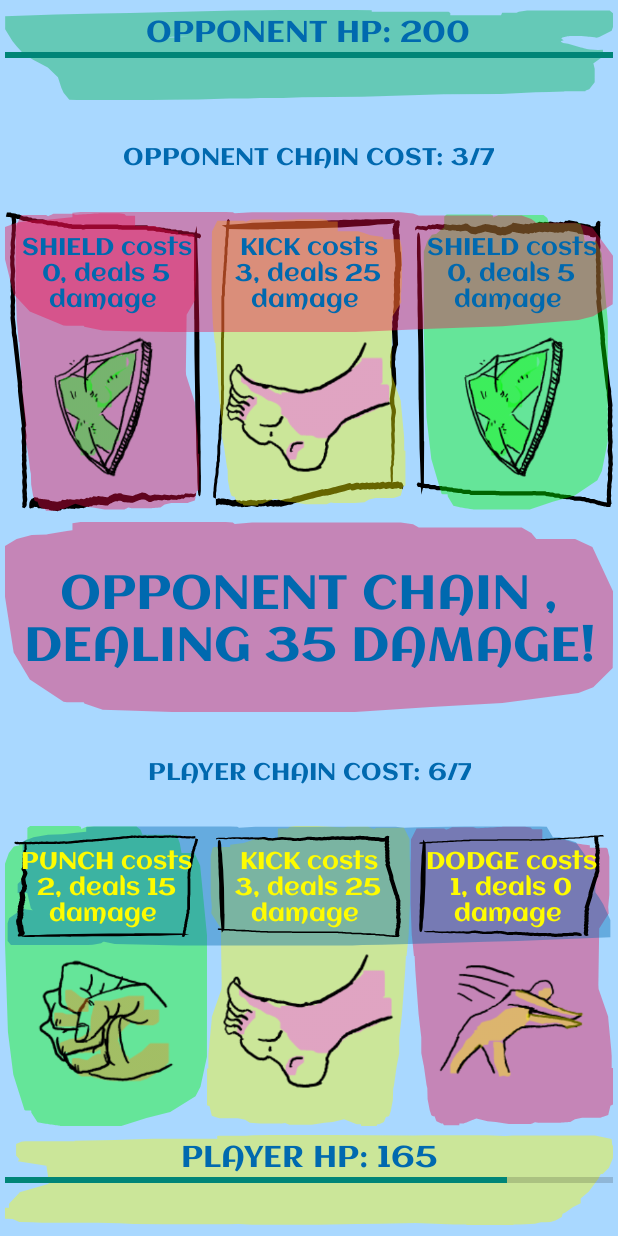
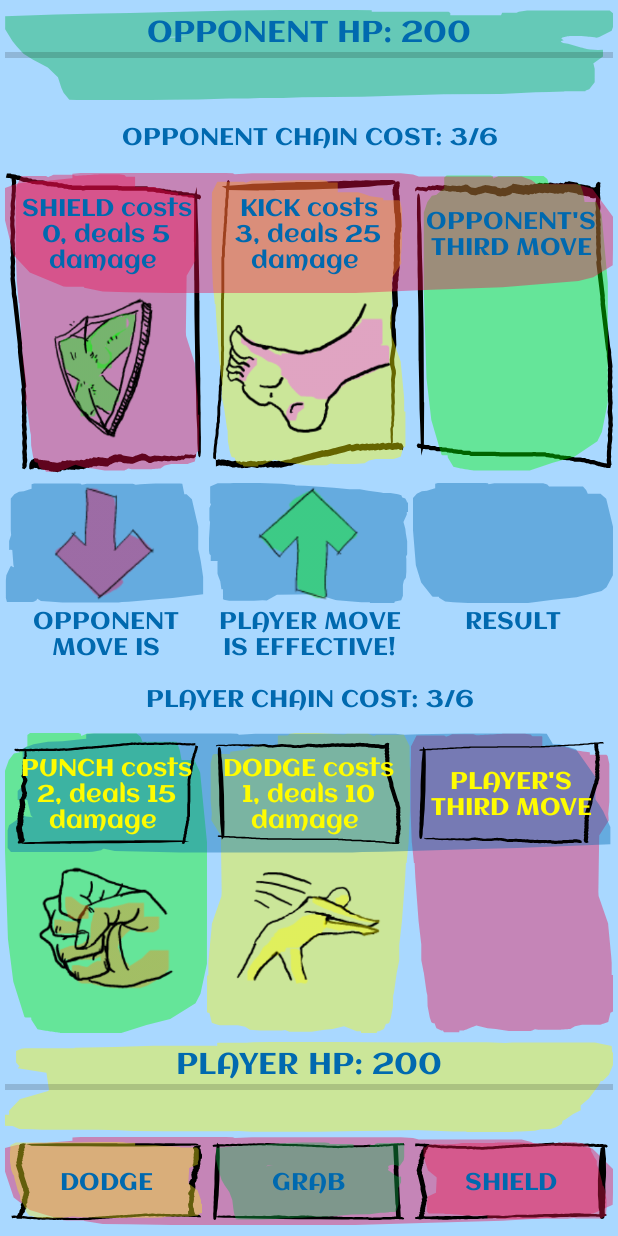
Before and after one commit to Loogibot/ChainFighterAndroid, an Android app: the screen it shows after launch (MainActivity), after a tap on "DODGE", on a phone screen of 412 x 824 dp. Run offline under Robolectric (Android 15) with nearby library versions, the phone set to English and light mode, and no system bars; 3 other taps on this screen came first.

Commit message:
most things are working, made the sound fx for each move workable, will now organize things around a bit better, want to make op's first move land first

```diff
--- a/app/src/main/java/com/loogibot/chainfighter/MainActivity.kt
+++ b/app/src/main/java/com/loogibot/chainfighter/MainActivity.kt
@@ -16,10 +16,14 @@
 import com.loogibot.chainfighter.player.Players
 import com.loogibot.chainfighter.ui.drawMoves
 
+
 open class MainActivity : AppCompatActivity() {
     private lateinit var binding: ActivityMainBinding
     private lateinit var tBinding: TitleWindowBinding
     private lateinit var mediaPlayer: MediaPlayer
+    private lateinit var soundFXPlayer: MediaPlayer
+
+//    private lateinit var soundPool: SoundPool
 
     override fun onCreate(savedInstanceState: Bundle?) {
         super.onCreate(savedInstanceState)
@@ -32,7 +36,7 @@
         mediaPlayer.isLooping = true
 
         tBinding.startGame.setOnClickListener {
-            mediaPlayer.stop()
+            mediaPlayer.release()
             setContentView(binding.root)
             gameStart()
             Players.pChain = Chain()
@@ -52,38 +56,28 @@
         }
         // button operation
         binding.moveButtonView.kickButton.setOnClickListener {
-            mediaPlayer = MediaPlayer.create(this, m.kickSound)
-            mediaPlayer.start()
             addMoveToChain(m.kick)
         }
         binding.moveButtonView.punchButton.setOnClickListener {
-            mediaPlayer = MediaPlayer.create(this, m.punchSound)
-            mediaPlayer.start()
             addMoveToChain(m.punch)
         }
         binding.moveButtonView.grabButton.setOnClickListener {
-            mediaPlayer = MediaPlayer.create(this, m.grabSound)
-            mediaPlayer.start()
             addMoveToChain(m.grab)
         }
         binding.moveButtonView.dodgeButton.setOnClickListener {
-            mediaPlayer = MediaPlayer.create(this, m.dodgeSound)
-            mediaPlayer.start()
             addMoveToChain(m.dodge)
         }
         binding.moveButtonView.shieldButton.setOnClickListener {
-            mediaPlayer = MediaPlayer.create(this, m.shieldSound)
-            mediaPlayer.start()
             addMoveToChain(m.shield)
         }
     }
 
     private fun addMoveToChain(mv: Move) {
-
+        moveSound(mv)
         Players.pChain.chainManager(mv)
         Players.oChain.chainManager(randomMove())
 
-        when (7 - Players.pChain.chainCost) {
+        when (5 - Players.pChain.chainCost) {
             m.kick.cost -> binding.moveButtonView.kickButton.visibility = View.GONE
             m.punch.cost -> binding.moveButtonView.punchButton.visibility = View.GONE
             m.grab.cost -> binding.moveButtonView.grabButton.visibility = View.GONE
@@ -134,14 +128,13 @@
             binding.moveResults.finalResult,//27
             binding.moveButtonView
         )
-
         moveResult(drawMoves(Players.pChain, Players.oChain, uIObjectsList))
     }
 
-    private fun moveResult(status: MoveResult.Results.ChainResult) {
-
-        object : CountDownTimer(1000, 200) {
-
+    private fun moveSound(sound: Move) {
+        soundFXPlayer = MediaPlayer.create(this, sound.fx_sound)
+        soundFXPlayer.start()
+        object : CountDownTimer(1000, 100) {
             // Callback function, fired on regular interval
             override fun onTick(millisUntilFinished: Long) {
                 // pause
@@ -149,10 +142,37 @@
 
             // Callback function, fired when the time is up
             override fun onFinish() {
-                if (Players.opponentHealth <= 0) {
-                    gameEnd(status)
-                }
-                if (Players.playerHealth <= 0) {
+                soundFXPlayer.release()
+            }
+        }.start()
+
+//        val audioAttributes = AudioAttributes.Builder()
+//            .setContentType(AudioAttributes.CONTENT_TYPE_SONIFICATION)
+//            .setUsage(AudioAttributes.USAGE_GAME)
+//            .build()
+//
+//        soundPool = SoundPool.Builder()
+//            .setMaxStreams(5)
+//            .setAudioAttributes(audioAttributes)
+//            .build()
+//
+//        val id = soundPool.load(this, sound.fx_sound, 1)
+//        soundPool.play(id, 1F, 1F, 0, 0, 1F)
+//        soundPool.autoPause()
+
+    }
+
+    private fun moveResult(status: MoveResult.Results.ChainResult) {
+
+        object : CountDownTimer(1000, 200) {
+            // Callback function, fired on regular interval
+            override fun onTick(millisUntilFinished: Long) {
+                // pause
+            }
+
+            // Callback function, fired when the time is up
+            override fun onFinish() {
+                if (Players.opponentHealth <= 0 || Players.playerHealth <= 0) {
                     gameEnd(status)
                 }
             }
@@ -162,8 +182,10 @@
     private fun gameEnd(final: MoveResult.Results.ChainResult) {
         val eBinding: EndGameBinding = EndGameBinding.inflate(layoutInflater)
         setContentView(eBinding.root)
+
         mediaPlayer.isLooping = false
-        mediaPlayer.stop()
+        mediaPlayer.release()
+
         mediaPlayer = MediaPlayer.create(this, R.raw.maxed_in)
         mediaPlayer.start()
         mediaPlayer.isLooping = true
--- a/app/src/main/java/com/loogibot/chainfighter/moves/MoveData.kt
+++ b/app/src/main/java/com/loogibot/chainfighter/moves/MoveData.kt
@@ -12,7 +12,7 @@
     val kick = Move(kickStr, 25, punchStr, shieldStr, kickImg, 3, kickSound)
     val punch = Move(punchStr, 15, grabStr, dodgeStr, punchImg, 2, punchSound)
     val grab = Move(grabStr, 10, kickStr, shieldStr, grabImg, 1, grabSound)
-    val dodge = Move(dodgeStr, 0, kickStr, grabStr, dodgeImg, 1, dodgeSound)
+    val dodge = Move(dodgeStr, 10, kickStr, grabStr, dodgeImg, 1, dodgeSound)
     val shield = Move(shieldStr, 5, punchStr, dodgeStr, shieldImg, 0, shieldSound)
 
 }
--- a/app/src/main/java/com/loogibot/chainfighter/ui/DrawMoves.kt
+++ b/app/src/main/java/com/loogibot/chainfighter/ui/DrawMoves.kt
@@ -145,8 +145,8 @@
     val firstResult = moveCompare(playerChain.firstMove, opponentChain.firstMove)
     firstResultText.text = firstResult.resultString
 
-    "PLAYER CHAIN COST: ${playerChain.chainCost}/7".also { playerChainCostText.text = it }
-    "OPPONENT CHAIN COST: ${opponentChain.chainCost}/7".also { opponentChainCostText.text = it }
+    "PLAYER CHAIN COST: ${playerChain.chainCost}/6".also { playerChainCostText.text = it }
+    "OPPONENT CHAIN COST: ${opponentChain.chainCost}/6".also { opponentChainCostText.text = it }
 
     "${playerChain.firstMove.name} costs ${playerChain.firstMove.cost}, deals ${playerChain.firstMove.damage} damage ".also {
         pFirstMoveTextView.text = it
@@ -177,8 +177,8 @@
     val secondResult = moveCompare(playerChain.secondMove, opponentChain.secondMove)
     secondResultText.text = secondResult.resultString
 
-    "PLAYER CHAIN COST: ${playerChain.chainCost}/7".also { playerChainCostText.text = it }
-    "OPPONENT CHAIN COST: ${opponentChain.chainCost}/7".also { opponentChainCostText.text = it }
+    "PLAYER CHAIN COST: ${playerChain.chainCost}/6".also { playerChainCostText.text = it }
+    "OPPONENT CHAIN COST: ${opponentChain.chainCost}/6".also { opponentChainCostText.text = it }
 
     (playerChain.secondMove.name + " costs " + playerChain.secondMove.cost + ", deals " + playerChain.secondMove.damage + " damage ").also {
         pSecondMoveTextView.text = it
@@ -210,8 +210,8 @@
     val thirdResult = moveCompare(playerChain.thirdMove, opponentChain.thirdMove)
     thirdResultText.text = thirdResult.resultString
 
-    "PLAYER CHAIN COST: ${playerChain.chainCost}/7".also { playerChainCostText.text = it }
-    "OPPONENT CHAIN COST: ${opponentChain.chainCost}/7".also { opponentChainCostText.text = it }
+    "PLAYER CHAIN COST: ${playerChain.chainCost}/6".also { playerChainCostText.text = it }
+    "OPPONENT CHAIN COST: ${opponentChain.chainCost}/6".also { opponentChainCostText.text = it }
 
     (playerChain.thirdMove.name + " costs " + playerChain.thirdMove.cost + ", deals " + playerChain.thirdMove.damage + " damage ").also {
         pThirdMoveTextView.text = it
```
Also changed, not shown: 1 other file.
